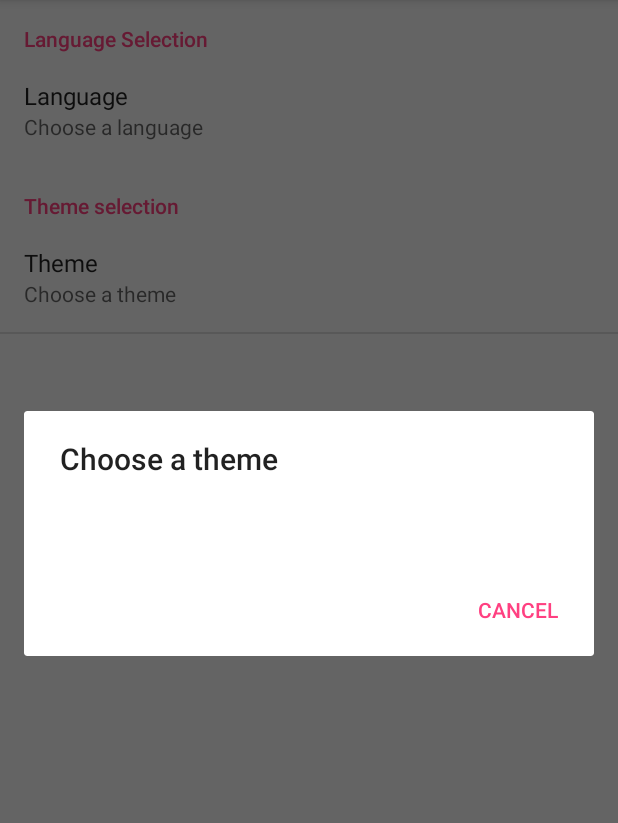
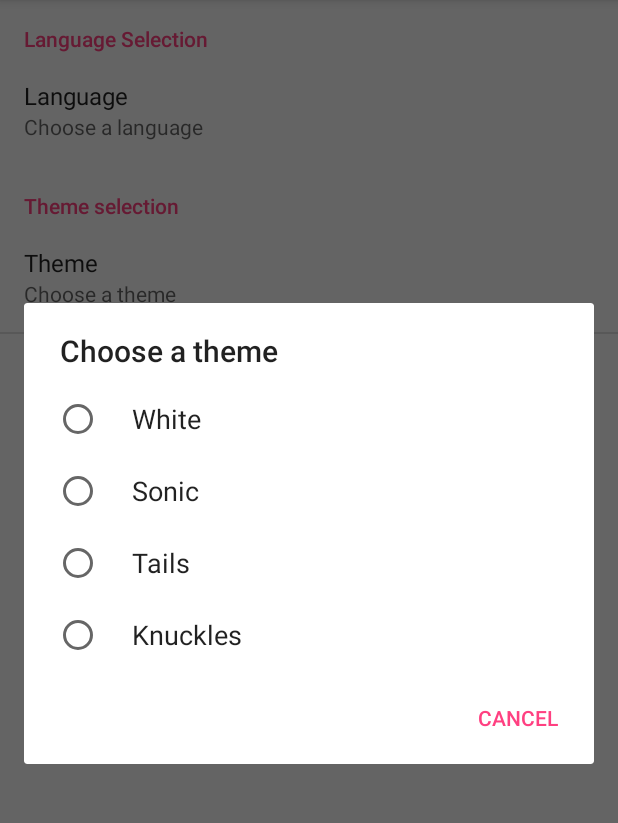
Before and after one commit to Ajavalo/SonicMusicCollection, an Android app: the fragment SettingsFragment shown on its own in the app's theme, after a tap on "Theme", on a phone screen of 412 x 824 dp, the part 84-907 px from its top. Run offline under Robolectric (Android 15) with nearby library versions, the light colour scheme and no system bars.

Commit message:
Game List improved

```diff
--- a/app/src/main/java/es/unex/saee/sonicmusiccollection/GameListAdapter.java
+++ b/app/src/main/java/es/unex/saee/sonicmusiccollection/GameListAdapter.java
@@ -1,5 +1,6 @@
 package es.unex.saee.sonicmusiccollection;
 
+import android.content.Context;
 import android.support.v7.widget.RecyclerView;
 import android.view.LayoutInflater;
 import android.view.View;
@@ -15,6 +16,7 @@
 public class GameListAdapter extends RecyclerView.Adapter<GameListAdapter.ViewHolder> {
 
     private List<GameListItem> mItems = new ArrayList<GameListItem>();
+    Context mContext;
 
     public interface OnItemClickListener {
         void onItemClick(GameListItem item);     //Type of the element to be returned
@@ -23,8 +25,8 @@
     private final OnItemClickListener listener;
 
     // Provide a suitable constructor (depends on the kind of dataset)
-    public GameListAdapter(OnItemClickListener listener) {
-
+    public GameListAdapter(Context context, OnItemClickListener listener) {
+        mContext = context;
         this.listener = listener;
 
     }
--- a/app/src/main/java/es/unex/saee/sonicmusiccollection/database/GameListCRUD.java
+++ b/app/src/main/java/es/unex/saee/sonicmusiccollection/database/GameListCRUD.java
@@ -103,10 +103,10 @@
 
         // New value for one column
         ContentValues values = new ContentValues();
-        values.put(DBContract.TodoItem.COLUMN_NAME_STATUS, status.name());
+        values.put(DBContract.GameListItem.COLUMN_NAME_STATUS, status.name());
 
         // Which row to update, based on the ID
-        String selection = DBContract.TodoItem._ID + " = ?";
+        String selection = DBContract.GameListItem._ID + " = ?";
         String[] selectionArgs = { Long.toString(ID) };
 
         int count = db.update(
--- a/app/src/main/res/layout/activity_to_do_manager.xml
+++ b/app/src/main/res/layout/game_list_manager.xml
@@ -21,6 +21,12 @@
 
     </android.support.design.widget.AppBarLayout>
 
+    <Button
+        android:id="@+id/tab_button"
+        android:layout_width="match_parent"
+        android:layout_height="wrap_content"
+        android:text="See Favourites" />
+
     <include layout="@layout/game_list" />
 
     <android.support.design.widget.FloatingActionButton
--- /dev/null
+++ b/app/src/main/res/values/arrays.xml
@@ -0,0 +1,23 @@
+<?xml version="1.0" encoding="utf-8"?>
+<resources>
+    <string-array name="languages">
+        <item>English</item>
+        <item>Spanish</item>
+    </string-array>
+    <string-array name="langCodes">
+        <item>0</item>
+        <item>1</item>
+    </string-array>
+    <string-array name="themes">
+        <item>White</item>
+        <item>Sonic</item>
+        <item>Tails</item>
+        <item>Knuckles</item>
+    </string-array>
+    <string-array name="themeCodes">
+        <item>0</item>
+        <item>1</item>
+        <item>2</item>
+        <item>3</item>
+    </string-array>
+</resources>
```
Also changed, not shown: app/src/main/java/es/unex/saee/sonicmusiccollection/GameListManager.java (+17 -15 lines).
